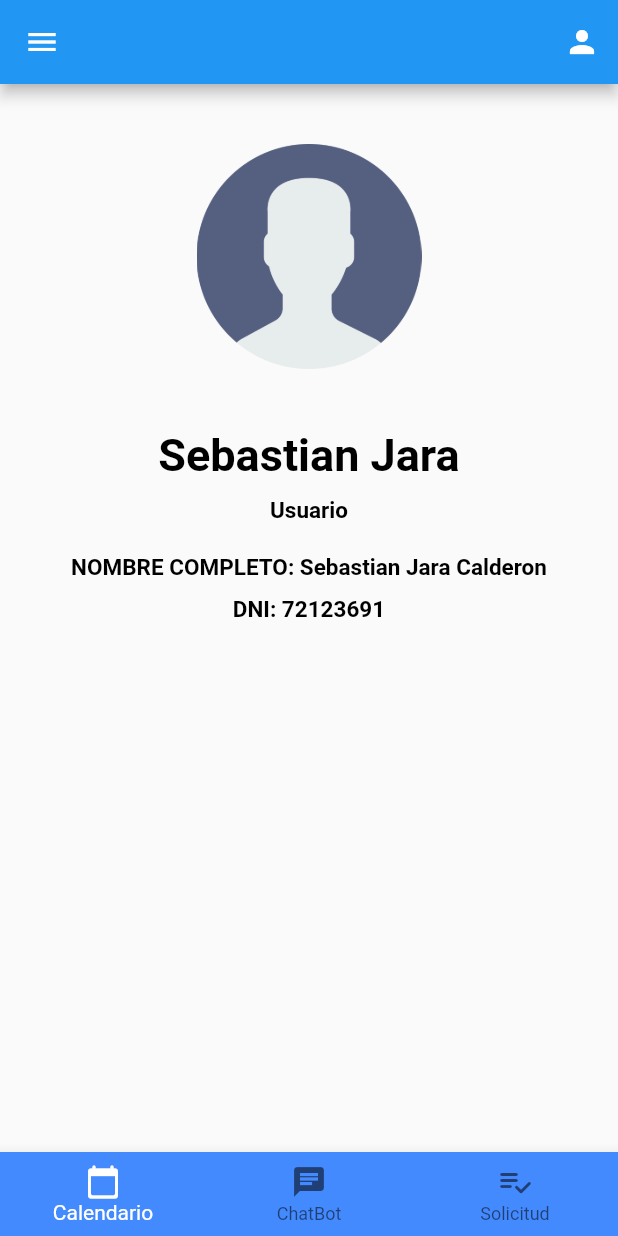
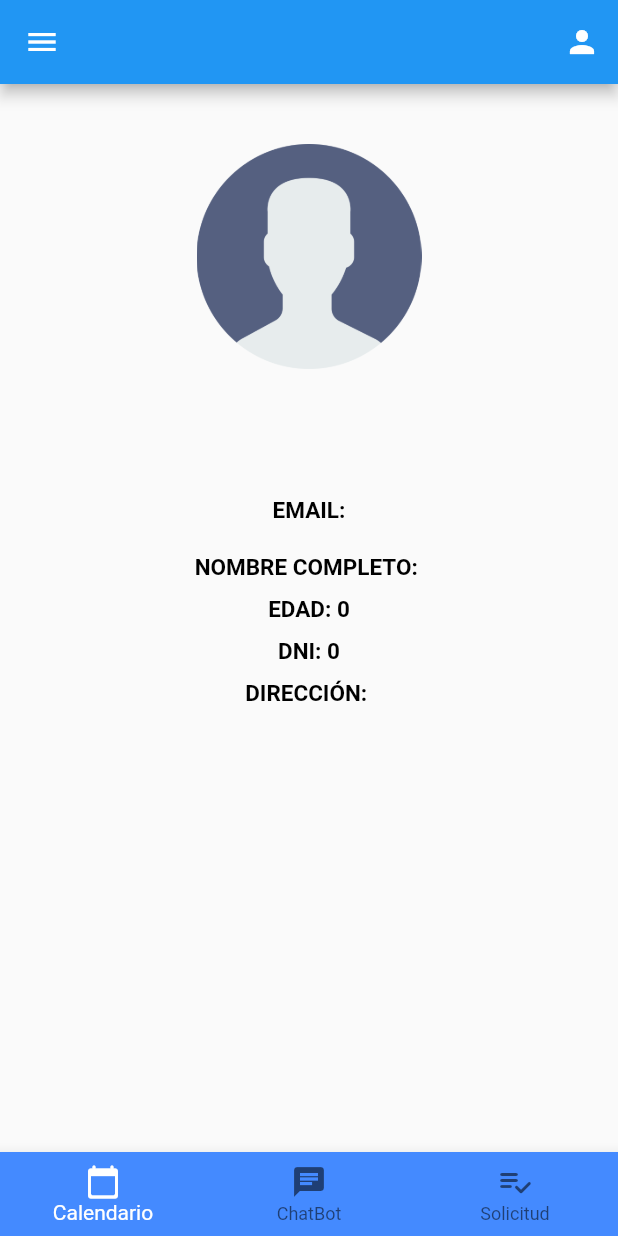
Before and after one commit to Shinoda2/PRY20220116-Recursos-TDP, a Flutter app: the Solicitud screen opened directly, scrolled down 41 dp, after a tap on the "person" icon, on a phone screen of 412 x 824 dp. Run offline on Flutter 3.47's test engine with Material 2 defaults, Android fonts, the phone set to English and light mode, and no system bars; our stand-ins replace bubble, camera, cloud_firestore, firebase_auth, firebase_core, flutter_chat_types and 2 more; missing offline and left inert: tflite; accounts and stored records are empty; Roboto replaces fonts that are missing (Montserrat).

Commit message:
Perfil Paciente

```diff
--- /dev/null
+++ b/lib/models/paciente.dart
@@ -0,0 +1,28 @@
+import 'package:cloud_firestore/cloud_firestore.dart';
+
+class Paciente{
+  final String? nombre;
+  final int? edad;
+  final String? direccion;
+  final int? dni;
+
+  const Paciente(
+      {this.nombre,
+        this.edad,
+        this.direccion,
+        this.dni,
+      });
+
+  factory Paciente.fromFirestore(
+      DocumentSnapshot<Map<String, dynamic>> snapshot,
+      SnapshotOptions? options,
+      ){
+    final data = snapshot.data();
+    return Paciente(
+      nombre: data?['nombre'],
+      edad: data?['edad'],
+      direccion: data?['direccion'],
+      dni: data?['dni_paciente'],
+    );
+  }
+}
--- a/lib/screens/profile_patient.dart
+++ b/lib/screens/profile_patient.dart
@@ -1,7 +1,10 @@
+import 'package:firebase_auth/firebase_auth.dart';
 import 'package:flutter/material.dart';
 import 'package:pry20220116/widgets/nav_bar.dart';
 import 'package:pry20220116/widgets/nav_bar_patient.dart';
 import 'package:pry20220116/widgets/navigation_bar_patient.dart';
+import 'package:pry20220116/models/paciente.dart';
+import 'package:pry20220116/services/datos-paciente.dart';
 
 import '../widgets/navigation_bar.dart';
 
@@ -13,8 +16,13 @@ class ProfilePatient extends StatefulWidget{
 }
 
 class _ProfilePatient extends State<ProfilePatient>{
+  var email = FirebaseAuth.instance.currentUser!.email!;
   @override
   Widget build(BuildContext context) {
+    final nombreController = TextEditingController();
+    final edadController = TextEditingController();
+    final direccionController = TextEditingController();
+    final dniController = TextEditingController();
     return Scaffold(
       drawer: NavBarPatient(),
       appBar: AppBar(
@@ -30,7 +38,25 @@ class _ProfilePatient extends State<ProfilePatient>{
       ),
       body: Container(
         width: MediaQuery.of(context).size.width,
-        child: Column(
+        child: FutureBuilder<Paciente>(
+          future: getUserName(email),
+          builder: (context,snapshot){
+            switch(snapshot.connectionState){
+              case(ConnectionState.waiting):
+                return SizedBox(
+                  height: MediaQuery
+                      .of(context)
+                      .size
+                      .height/1.3,
+                  child: Center(
+                    child: CircularProgressIndicator(),
+                  ),
+                );
+              case(ConnectionState.done):nombreController.text = snapshot.data!.nombre!;
+              edadController.text = snapshot.data!.edad!.toString();
+              direccionController.text = snapshot.data!.direccion!;
+              dniController.text = snapshot.data!.dni!.toString();
+              return Column(
                 children: [
                   Padding(
                     padding: EdgeInsets.only(top: 40, bottom: 40),
@@ -39,25 +65,37 @@ class _ProfilePatient extends State<ProfilePatient>{
                   Container(
                     child: Column(
                       children: [
-                  Text('Sebastian Jara',
+                        Text(nombreController.text,
                           style: TextStyle(
                             fontSize: 30,
                             fontWeight: FontWeight.bold,
                           ),),
                         SizedBox(height: 10),
-                  Text('Usuario',
+                        Text('EMAIL:'+email,
                           style: TextStyle(
                             fontSize: 15,
                             fontWeight: FontWeight.bold,
                           ),),
                         SizedBox(height: 20),
-                  Text('NOMBRE COMPLETO: Sebastian Jara Calderon',
+                        Text('NOMBRE COMPLETO: '+nombreController.text,
                           style: TextStyle(
                             fontSize: 15,
                             fontWeight: FontWeight.bold,
                           ),),
                         SizedBox(height: 10),
-                  Text('DNI: 72123691',
+                        Text('EDAD: '+edadController.text,
+                          style: TextStyle(
+                            fontSize: 15,
+                            fontWeight: FontWeight.bold,
+                          ),),
+                        SizedBox(height: 10),
+                        Text('DNI: '+dniController.text,
+                          style: TextStyle(
+                            fontSize: 15,
+                            fontWeight: FontWeight.bold,
+                          ),),
+                        SizedBox(height: 10),
+                        Text('DIRECCIÓN: '+direccionController.text,
                           style: TextStyle(
                             fontSize: 15,
                             fontWeight: FontWeight.bold,
@@ -67,6 +105,10 @@ class _ProfilePatient extends State<ProfilePatient>{
                     ),
                   )
                 ],
+              );
+              default: return Text('Algo salió mal.');
+            }
+          },
         ),
       ),
       bottomNavigationBar: NavigationBarPatient(),
--- a/lib/screens/solicitud.dart
+++ b/lib/screens/solicitud.dart
@@ -9,6 +9,8 @@ import 'package:pry20220116/widgets/navigation_bar_patient.dart';
 import 'package:pry20220116/widgets/with_tooltip.dart';
 import 'package:pry20220116/widgets/input_with_help.dart';
 import 'package:pry20220116/widgets/primary_button.dart';
+import 'package:pry20220116/models/paciente.dart';
+import 'package:pry20220116/services/datos-paciente.dart';
 
 import '../widgets/nav_bar.dart';
 import '../widgets/nav_bar_patient.dart';
@@ -18,33 +20,6 @@ class Solicitud extends StatefulWidget {
 
   @override
   State<Solicitud> createState() => _Solicitud();
-}
-
-class Paciente{
-  final String? nombre;
-  final int? edad;
-  final String? direccion;
-  final int? dni;
-
-  const Paciente(
-      {this.nombre,
-    this.edad,
-        this.direccion,
-        this.dni,
-});
-
-  factory Paciente.fromFirestore(
-      DocumentSnapshot<Map<String, dynamic>> snapshot,
-      SnapshotOptions? options,
-      ){
-    final data = snapshot.data();
-    return Paciente(
-  nombre: data?['nombre'],
-  edad: data?['edad'],
-      direccion: data?['direccion'],
-      dni: data?['dni_paciente'],
-  );
-  }
 }
 
 final db = FirebaseFirestore.instance;
@@ -71,43 +46,7 @@ class _Solicitud extends State<Solicitud> {
     });
   }
 
-  CollectionReference solicitud = FirebaseFirestore.instance.collection("solicitud");
 
-  Future<void> crearSolicitud(String direccion, int dni, int edad, String nombre, String sintomas){
-    return solicitud
-        .add({
-      'direccion': direccion,
-      'dni_paciente': dni,
-      'edad': edad,
-      'nombre': nombre,
-      'sintomas': sintomas,
-    })
-        .then((value) => print('Solicitud generada correctamente.'))
-        .catchError((error) => print('Solicitud no fue generada'));
-  }
-
-  Future<Paciente> getUserName(String email) async {
-    var username = '';
-    int edad = 0;
-    var direccion = '';
-    int dni = 0;
-    try {
-      await db.collection("paciente").where("email", isEqualTo: email)
-          .get()
-          .then((event) {
-        for (var doc in event.docs) {
-          username = doc.data()["nombre"];
-          edad = doc.data()["edad"];
-          direccion = doc.data()["direccion"];
-          dni = doc.data()["dni_paciente"];
-        }
-      });
-    } catch (e) {
-      print(e);
-    }
-    var paciente = Paciente(nombre: username, edad: edad, direccion: direccion, dni: dni);
-    return paciente;
-  }
 
   var email = FirebaseAuth.instance.currentUser!.email!;
   @override
--- /dev/null
+++ b/lib/services/datos-paciente.dart
@@ -0,0 +1,42 @@
+import 'package:cloud_firestore/cloud_firestore.dart';
+import 'package:pry20220116/models/paciente.dart';
+
+final db = FirebaseFirestore.instance;
+
+Future<Paciente> getUserName(String email) async {
+  var username = '';
+  int edad = 0;
+  var direccion = '';
+  int dni = 0;
+  try {
+    await db.collection("paciente").where("email", isEqualTo: email)
+        .get()
+        .then((event) {
+      for (var doc in event.docs) {
+        username = doc.data()["nombre"];
+        edad = doc.data()["edad"];
+        direccion = doc.data()["direccion"];
+        dni = doc.data()["dni_paciente"];
+      }
+    });
+  } catch (e) {
+    print(e);
+  }
+  var paciente = Paciente(nombre: username, edad: edad, direccion: direccion, dni: dni);
+  return paciente;
+}
+
+CollectionReference solicitud = FirebaseFirestore.instance.collection("solicitud");
+
+Future<void> crearSolicitud(String direccion, int dni, int edad, String nombre, String sintomas){
+  return solicitud
+      .add({
+    'direccion': direccion,
+    'dni_paciente': dni,
+    'edad': edad,
+    'nombre': nombre,
+    'sintomas': sintomas,
+  })
+      .then((value) => print('Solicitud generada correctamente.'))
+      .catchError((error) => print('Solicitud no fue generada'));
+}
```
Lines whose indentation alone changed are shown as unchanged.
